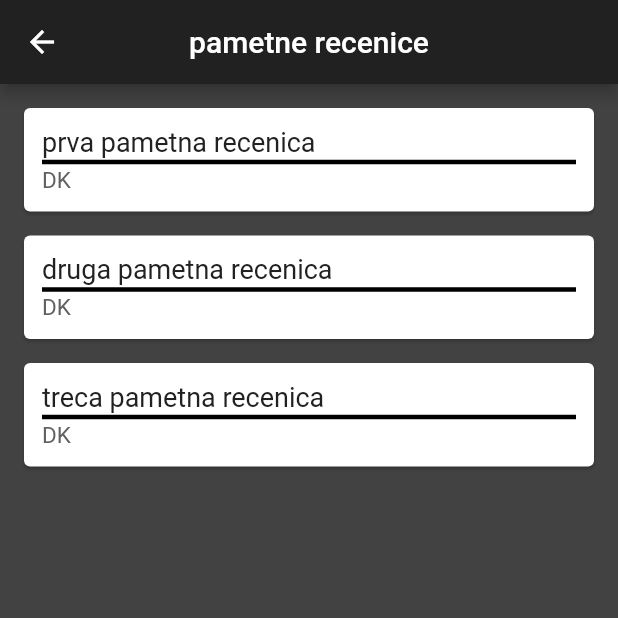
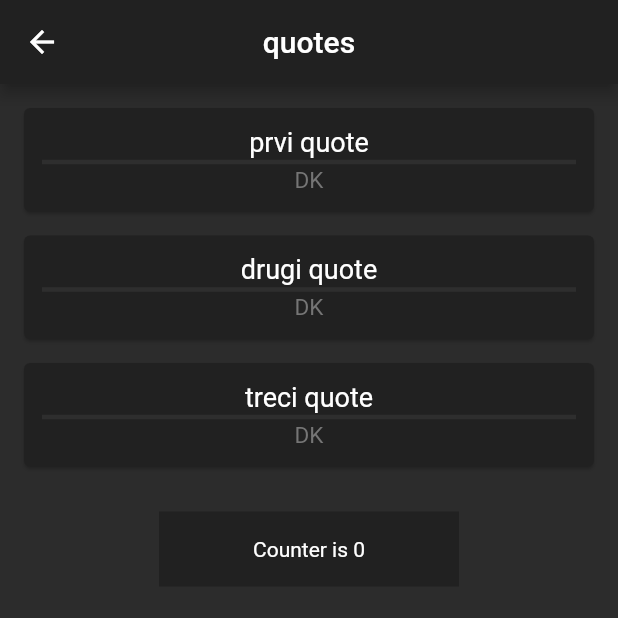
Before and after one commit to kalaqic/app_about_me, a Flutter app: the QuoteList screen opened by its route, on a phone screen of 412 x 824 dp, the top half of it. Run offline on Flutter 3.47's test engine with Material 2 defaults, Android fonts, the phone set to English and light mode, and no system bars.

Commit message:
couple of little things fixed

```diff
--- a/lib/screens/home.dart
+++ b/lib/screens/home.dart
@@ -1,4 +1,4 @@
-// ignore_for_file: camel_case_types, prefer_const_constructors_in_immutables, prefer_const_constructors
+// ignore_for_file: camel_case_types, prefer_const_constructors_in_immutables, prefer_const_constructors, avoid_print
 
 import 'package:flutter/material.dart';
 
@@ -10,6 +10,7 @@ class home extends StatefulWidget {
 }
 
 class _homeState extends State<home> {
+
   @override
   Widget build(BuildContext context) {
     return Scaffold(
--- a/lib/screens/id_card.dart
+++ b/lib/screens/id_card.dart
@@ -2,11 +2,12 @@
 
 import 'package:flutter/material.dart';
 
-void main() => runApp(const MaterialApp(
+void main() => runApp( MaterialApp(
   home: MyApp()
 ));
 
 class MyApp extends StatefulWidget {
+
   const MyApp({super.key});
 
   @override
--- a/lib/screens/quotes/quotes.dart
+++ b/lib/screens/quotes/quotes.dart
@@ -1,13 +1,14 @@
+// ignore_for_file: avoid_print, prefer_const_constructors_in_immutables, prefer_const_constructors
+
 import 'package:flutter/material.dart';
 import 'quote.dart';
 
-void main() => runApp(const MaterialApp(
+void main() => runApp( MaterialApp(
   home: QuoteList()
 ));
 
 class QuoteList extends StatefulWidget {
-  const QuoteList({super.key});
-
+   QuoteList({super.key});
   @override
   // ignore: library_private_types_in_public_api
   _QuoteListState createState() => _QuoteListState();
@@ -15,56 +16,106 @@ class QuoteList extends StatefulWidget {
 
 class _QuoteListState extends State<QuoteList> {
 
+  int counter = 0;
+
+    @override
+  void initState() {
+    super.initState();
+    print('initState ran');
+  }
+
   List<Quote> quotes = [
-    Quote(author: 'DK', text: 'prva pametna recenica'),
-    Quote(author: 'DK', text: 'druga pametna recenica'),
-    Quote(author: 'DK', text: 'treca pametna recenica')
+    Quote(author: 'DK', text: 'prvi quote'),
+    Quote(author: 'DK', text: 'drugi quote'),
+    Quote(author: 'DK', text: 'treci quote')
   ];
   Widget quoteTemplate(quote){
     return Card(
+      color: Colors.grey[900],
       margin: const EdgeInsets.fromLTRB(16.0,16.0,16.0,0),
       child: Padding(
         padding: const EdgeInsets.all(12.0),
         child: Column(
           crossAxisAlignment: CrossAxisAlignment.stretch,
           children: [
-            Text(
+
+            Center(
+              child: Text(
                 quote.text,
-              style: TextStyle(
-                color: Colors.grey[900],
+                style: const TextStyle(
+                  color: Colors.white,
                   fontSize: 18.0
                 ),
               ),
-            const Divider(
+            ),
+             Divider(
               height: 6.0,
               thickness: 3,
-              color:Colors.black,
+              color:Color.fromARGB(255, 46, 46, 46),
             ),
-            Text(
+            Center(
+              child: Text(
                 quote.author,
                 style: TextStyle(
-                color: Colors.grey[700],
+                  color: Colors.grey[600],
                   fontSize: 15.0
                 ),
-            )
-          ]
               ),
-      )
+            ),
+
+          ],
+
+        ),
+
+      ),
+
     );
   }
-
   @override
   Widget build(BuildContext context) {
+    print('build ran');
     return Scaffold(
-      backgroundColor: Colors.grey[800],
+      floatingActionButton: FloatingActionButton(
+        backgroundColor: Colors.grey[900],
+        foregroundColor: Color.fromARGB(255, 54, 54, 54),
+        child: Icon(Icons.add),
+        onPressed: () {
+          setState(() {
+            counter += 1;
+          });
+        },
+      ),
+      backgroundColor: const Color.fromARGB(255, 44, 44, 44),
       appBar: AppBar(
-        title: const Text('pametne recenice'),
+        title: const Text('quotes'),
         centerTitle: true,
         backgroundColor: Colors.grey[900],
       ),
-      body: Column(
+      body:
+      Column(
+        children: [
+          Column(
             children: quotes.map((quote) => quoteTemplate(quote)).toList(),
           ),
+          Padding(
+            padding: const EdgeInsets.only(top:30.0),
+            child: Container(
+              width: 200,
+              height: 50,
+              color: Colors.grey[900],
+              child: Center(
+                child: Text(
+                  style: TextStyle(
+                    color: Colors.white,
+                  ),
+                  'Counter is $counter'
+                  ),
+              ),
+            ),
+          ),
+        ],
+      )
     );
+
   }
 }
--- a/pubspec.yaml
+++ b/pubspec.yaml
@@ -1,5 +1,5 @@
 name: world_time
-description: A new Flutter project.
+description: App about me
 # The following line prevents the package from being accidentally published to
 # pub.dev using `flutter pub publish`. This is preferred for private packages.
 publish_to: 'none' # Remove this line if you wish to publish to pub.dev
```
Lines whose indentation alone changed are shown as unchanged.
